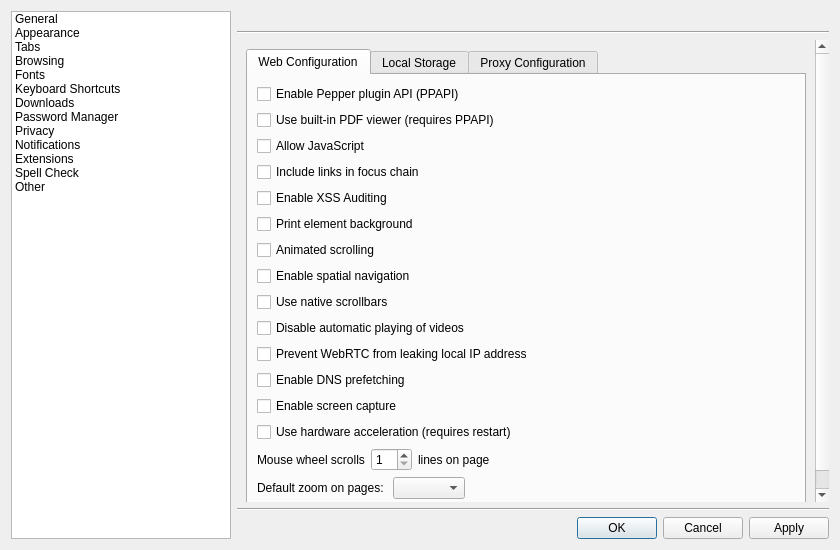
This is src/lib/preferences/preferences.ui in KDE/falkon as Qt 5 draws it before an edit. The edited form follows.
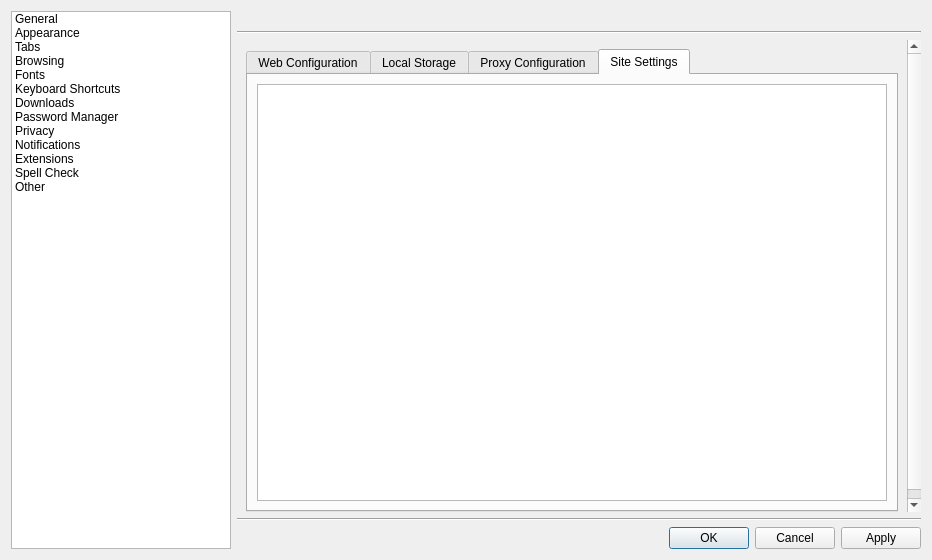
This is the edited form. The open tabs and pages were chosen to show the change. Custom widgets are drawn as their Qt base class.

Commit message: Add dummy GUI for default preferences

Diff of the .ui file:
```diff
--- a/src/lib/preferences/preferences.ui
+++ b/src/lib/preferences/preferences.ui
@@ -6,8 +6,8 @@
    <rect>
     <x>0</x>
     <y>0</y>
-    <width>840</width>
-    <height>550</height>
+    <width>932</width>
+    <height>560</height>
    </rect>
   </property>
   <property name="windowTitle">
@@ -145,8 +145,8 @@
        <rect>
         <x>0</x>
         <y>0</y>
-        <width>582</width>
-        <height>476</height>
+        <width>680</width>
+        <height>583</height>
        </rect>
       </property>
       <layout class="QVBoxLayout" name="verticalLayout_4">
@@ -1525,6 +1525,16 @@
                </item>
               </layout>
              </widget>
+             <widget class="QWidget" name="tab_6">
+              <attribute name="title">
+               <string>Site Settings</string>
+              </attribute>
+              <layout class="QVBoxLayout" name="verticalLayout_5">
+               <item>
+                <widget class="QListWidget" name="siteSettingsList"/>
+               </item>
+              </layout>
+             </widget>
             </widget>
            </item>
           </layout>
```
Left out of the diff: 4 changed lines with no effect on the pictures. The commit also changes 5 other files.
